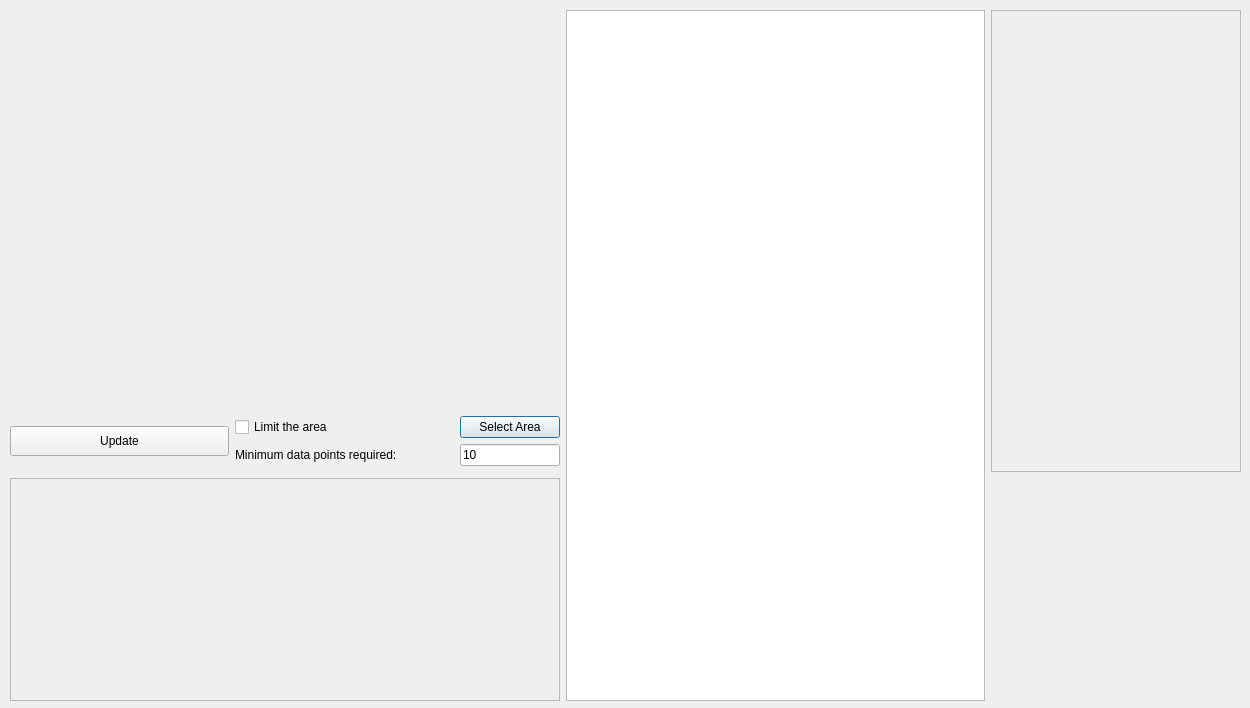
axelande/geodatafarm3, file widgets/Run_analyse_base.ui: the form before one commit.
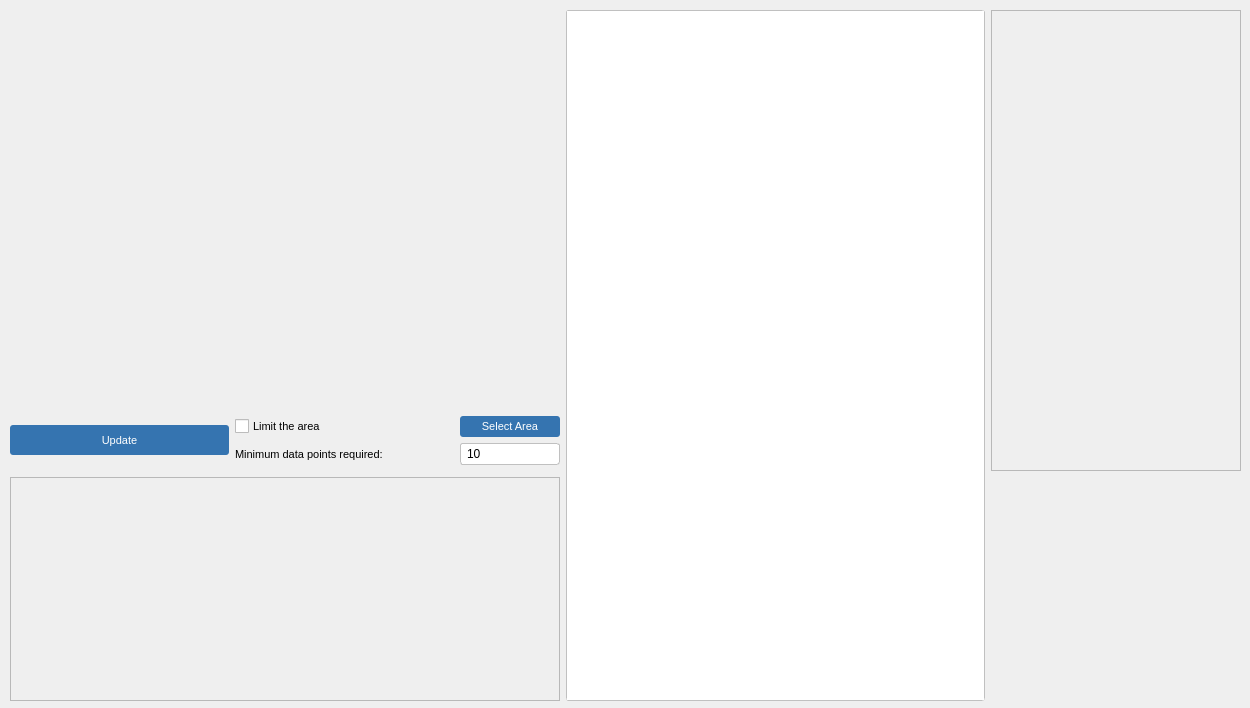
The form after the commit.

```diff
--- a/widgets/Run_analyse_base.ui
+++ b/widgets/Run_analyse_base.ui
@@ -22,7 +22,150 @@
   <property name="toolTip">
    <string/>
   </property>
-  <widget class="QWidget" name="gridLayoutWidget">
+  <property name="styleSheet"><string notr="true">
+/* === Global === */
+* {
+  font-family: "Segoe UI", sans-serif;
+  font-size: 9pt;
+}
+
+/* === Tab bars === */
+QTabWidget::pane {
+  border: 1px solid #c0c0c0;
+  border-radius: 3px;
+  background: #ffffff;
+}
+QTabBar::tab {
+  background: #f0f0f0;
+  border: 1px solid #c0c0c0;
+  border-bottom: none;
+  border-top-left-radius: 3px;
+  border-top-right-radius: 3px;
+  padding: 4px 10px;
+  margin-right: 1px;
+  font-size: 8pt;
+}
+QTabBar::tab:selected {
+  background: #ffffff;
+  border-bottom: 2px solid #3574b0;
+  font-weight: bold;
+}
+QTabBar::tab:hover:!selected {
+  background: #e4e4e4;
+}
+
+/* === Buttons === */
+QPushButton {
+  background-color: #3574b0;
+  color: white;
+  border: none;
+  border-radius: 3px;
+  padding: 4px 10px;
+  font-size: 8pt;
+}
+QPushButton:hover {
+  background-color: #2a5f8f;
+}
+QPushButton:pressed {
+  background-color: #1e4a6e;
+}
+QPushButton:disabled {
+  background-color: #b0b0b0;
+  color: #e0e0e0;
+}
+
+/* === Inputs === */
+QLineEdit, QPlainTextEdit, QTextEdit {
+  border: 1px solid #c0c0c0;
+  border-radius: 3px;
+  padding: 2px 4px;
+  background: #ffffff;
+}
+QLineEdit:focus, QPlainTextEdit:focus, QTextEdit:focus {
+  border: 1px solid #3574b0;
+}
+
+/* === Combo boxes === */
+QComboBox {
+  border: 1px solid #c0c0c0;
+  border-radius: 3px;
+  padding: 2px 4px;
+  background: #ffffff;
+}
+QComboBox:hover {
+  border: 1px solid #3574b0;
+}
+QComboBox::drop-down {
+  border: none;
+  width: 20px;
+}
+
+/* === Lists === */
+QListWidget {
+  border: 1px solid #c0c0c0;
+  border-radius: 3px;
+  background: #ffffff;
+}
+
+/* === Group boxes === */
+QGroupBox {
+  border: 1px solid #c0c0c0;
+  border-radius: 3px;
+  margin-top: 8px;
+  padding-top: 8px;
+  font-weight: bold;
+  font-size: 8pt;
+}
+QGroupBox::title {
+  subcontrol-origin: margin;
+  left: 8px;
+  padding: 0 3px;
+}
+
+/* === Radio &amp; Check === */
+QRadioButton, QCheckBox {
+  spacing: 4px;
+  font-size: 8pt;
+}
+
+/* === Labels === */
+QLabel {
+  font-size: 8pt;
+}
+
+/* === Calendar === */
+QCalendarWidget {
+  border: 1px solid #c0c0c0;
+  border-radius: 3px;
+}
+
+/* === Table === */
+QTableWidget, QTableView {
+  border: 1px solid #c0c0c0;
+  border-radius: 3px;
+  gridline-color: #e0e0e0;
+}
+QHeaderView::section {
+  background-color: #f0f0f0;
+  border: none;
+  border-bottom: 1px solid #c0c0c0;
+  border-right: 1px solid #e0e0e0;
+  padding: 3px 6px;
+  font-weight: bold;
+  font-size: 8pt;
+}
+
+/* === Spin boxes === */
+QSpinBox, QDoubleSpinBox, QDateEdit, QTimeEdit {
+  border: 1px solid #c0c0c0;
+  border-radius: 3px;
+  padding: 2px 4px;
+  background: #ffffff;
+}
+QSpinBox:focus, QDoubleSpinBox:focus, QDateEdit:focus, QTimeEdit:focus {
+  border: 1px solid #3574b0;
+}
+</string></property><widget class="QWidget" name="gridLayoutWidget">
    <property name="geometry">
     <rect>
      <x>10</x>
```
Left out of the diff: 8 changed lines with no effect on the pictures.
